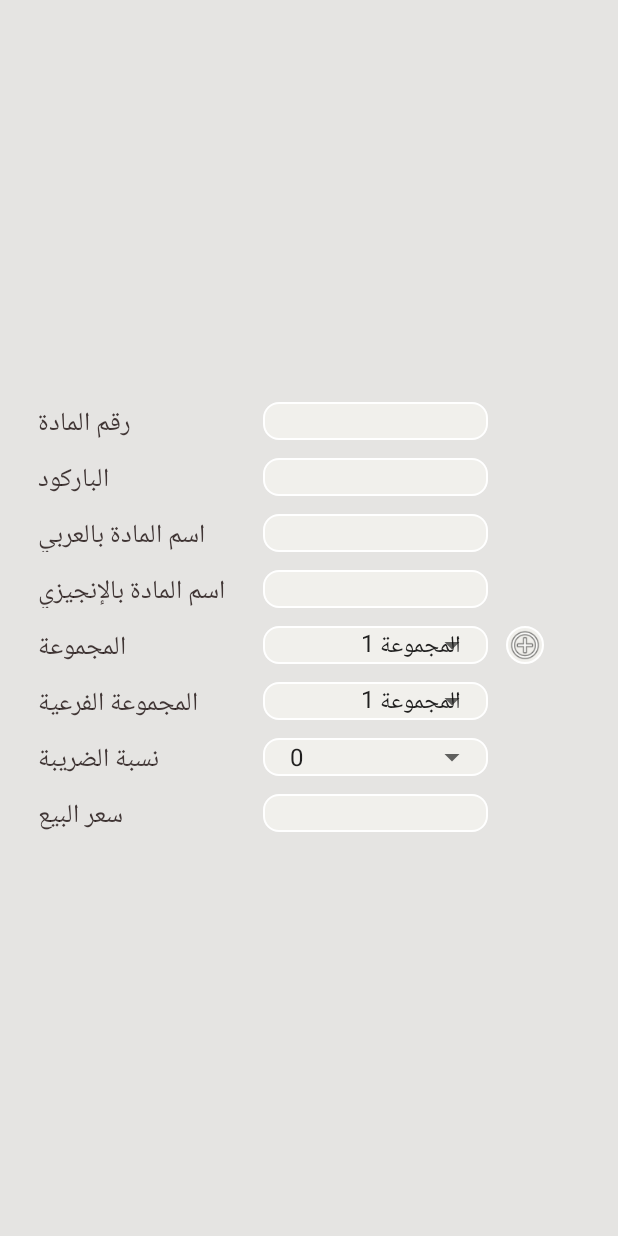
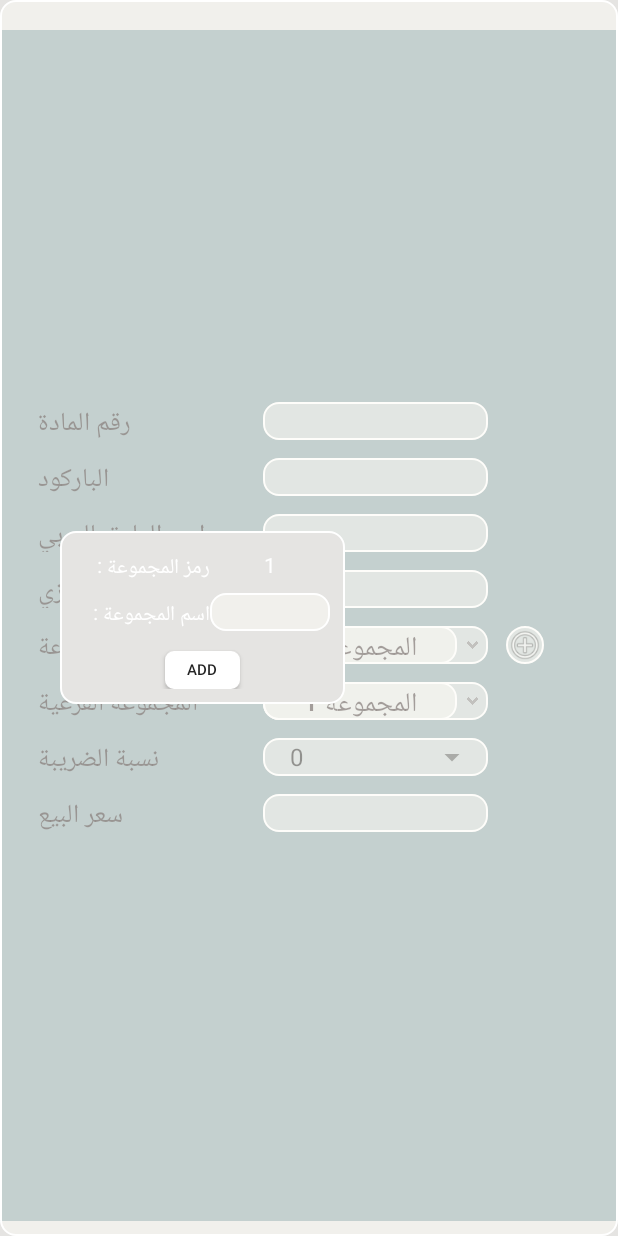
Before and after one commit to SundosAlTamimi/Mini_POS, an Android app: the ItemCard screen opened directly, with no data from a screen before it, after a tap on an icon or button, on a phone screen of 412 x 824 dp. Run offline under Robolectric (Android 15) with nearby library versions, the light colour scheme and no system bars; 6 statements that could not run were skipped; 1 other tap on this screen came first.

Commit message:
rawan (done -add item-)

```diff
--- a/app/src/main/java/com/falconssoft/minipos/ItemCard.java
+++ b/app/src/main/java/com/falconssoft/minipos/ItemCard.java
@@ -1,23 +1,37 @@
 package com.falconssoft.minipos;
 
+import android.app.AlertDialog;
+import android.content.Context;
+import android.content.DialogInterface;
+import android.graphics.Color;
 import android.os.Bundle;
+import android.util.Log;
+import android.view.Gravity;
 import android.view.View;
+import android.view.ViewGroup;
+import android.view.WindowManager;
 import android.view.animation.Animation;
 import android.view.animation.AnimationUtils;
 import android.view.animation.OvershootInterpolator;
 import android.view.animation.ScaleAnimation;
 import android.view.animation.TranslateAnimation;
+import android.widget.AdapterView;
 import android.widget.ArrayAdapter;
 import android.widget.Button;
 import android.widget.ImageView;
 import android.widget.LinearLayout;
+import android.widget.ListView;
+import android.widget.PopupWindow;
 import android.widget.RelativeLayout;
 import android.widget.Spinner;
+import android.widget.TextView;
+import android.widget.Toast;
 
 import androidx.appcompat.app.AppCompatActivity;
 
 import java.util.ArrayList;
 import java.util.List;
+import java.util.Locale;
 
 public class ItemCard extends AppCompatActivity {
 
@@ -26,11 +40,13 @@ public class ItemCard extends AppCompatActivity {
     private List<String> subCatList = new ArrayList<>();
 
     private ArrayAdapter<String> taxAdapter, catAdapter, subCatAdapter;
-    private Spinner taxSpinner, catSpinner, subCatSpinner;
+    private Spinner taxSpinner;
+    private Button catSpinner, subCatSpinner;
     private ImageView addCat, addSubCat;
     private LinearLayout linear1, linear2, catLinear, subCatLinear;
-    private RelativeLayout itemCardBack, alpha;
-
+    private RelativeLayout itemCardBack, alpha,relative;
+   Button buttonShowDropDown;
+    PopupWindow popupWindowDogs;
     DatabaseHandler DHandler;
 
     ScaleAnimation scale;
@@ -42,6 +58,7 @@ public class ItemCard extends AppCompatActivity {
         setContentView(R.layout.item_card);
 
         itemCardBack = findViewById(R.id.item_card_back);
+        relative=findViewById(R.id.relative);
         alpha = findViewById(R.id.alpha);
         taxSpinner = findViewById(R.id.type_card_tax_percent);
         catSpinner = findViewById(R.id.type_card_group);
@@ -54,6 +71,8 @@ public class ItemCard extends AppCompatActivity {
         linear2 = findViewById(R.id.linear2);
 
 
+        catLinear.setVisibility(View.INVISIBLE);
+        subCatLinear.setVisibility(View.INVISIBLE);
         DHandler = new DatabaseHandler(this);
         if (DHandler.getSettings().getIpAddress() != null)
             setThemeNo(DHandler.getSettings().getThemeNo());
@@ -72,29 +91,79 @@ public class ItemCard extends AppCompatActivity {
         catList.add("المجموعة 1");
         catList.add("المجموعة 2");
         catList.add("المجموعة 3");
-        catAdapter = new ArrayAdapter<String>(this, android.R.layout.simple_spinner_item, catList);
-        catAdapter.setDropDownViewResource(android.R.layout.simple_spinner_dropdown_item);
-        catSpinner.setAdapter(catAdapter);
+//        catAdapter =
+//        catAdapter.setDropDownViewResource(android.R.layout.simple_spinner_dropdown_item);
+//        catSpinner.setAdapter(catAdapter);
 
         subCatList.add("المجموعة 1");
         subCatList.add("المجموعة 2");
         subCatList.add("المجموعة 3");
-        subCatAdapter = new ArrayAdapter<String>(this, android.R.layout.simple_spinner_item, subCatList);
-        subCatAdapter.setDropDownViewResource(android.R.layout.simple_spinner_dropdown_item);
-        subCatSpinner.setAdapter(subCatAdapter);
+//        subCatAdapter = new ArrayAdapter<String>(this, android.R.layout.simple_spinner_item, subCatList);
+//        subCatAdapter.setDropDownViewResource(android.R.layout.simple_spinner_dropdown_item);
+//        subCatSpinner.setAdapter(subCatAdapter);
+//        buttonShowDropDown=catSpinner;
+
+        if(catList.size()!=0) {
+           catSpinner.setText("" + catList.get(0));
+        }
+        catSpinner.setOnClickListener(new View.OnClickListener() {
+            @Override
+            public void onClick(View v) {
+                buttonShowDropDown=catSpinner;
+                popupWindowDogs=popupWindowDogs(catList,buttonShowDropDown,"حذف المجموعه");
+                popupWindowDogs.showAsDropDown(v, 0, 0);
+            }
+        });
 
 
+        if(subCatList.size()!=0) {
+            subCatSpinner.setText("" + subCatList.get(0));
+        }
+        subCatSpinner.setOnClickListener(new View.OnClickListener() {
+            @Override
+            public void onClick(View v) {
+                buttonShowDropDown=subCatSpinner;
+                popupWindowDogs=popupWindowDogs(subCatList,buttonShowDropDown,"حذف المجموعه الفرعيه ");
+                popupWindowDogs.showAsDropDown(v, 0, 0);
+            }
+        });
+////
+//        subCatSpinner.setOnLongClickListener(new View.OnLongClickListener() {
+//            @Override
+//            public boolean onLongClick(View v) {
+//                Log.e("SubCat",""+catSpinner.getSelectedItemPosition());
+//
+//                return true;
+//            }
+//        });
+//
+//       subCatSpinner.setOnItemLongClickListener(new AdapterView.OnItemLongClickListener(){
+//           public boolean onItemLongClick(AdapterView<?> arg0,
+//                                          View arg1,
+//                                          int arg2,
+//                                          long arg3) {
+//              Log.e("Sub Cat",""+subCatSpinner.getSelectedItemPosition());
+//               return false;
+//           }
+//
+//       });
         addCat.setOnClickListener(new View.OnClickListener() {
             @Override
             public void onClick(View v) {
 
                 if (flag == 1) {
-                    slideRight(subCatLinear);
+//                    slideRight(subCatLinear);
+                    relative.setBackground(getResources().getDrawable(R.drawable.focused));
+                    catLinear.setVisibility(View.INVISIBLE);
+                    subCatLinear.setVisibility((View.INVISIBLE));
+                    flag=0;
+                }else {
+                    relative.setBackground(getResources().getDrawable(R.drawable.shape2));
+                    subCatLinear.setVisibility((View.INVISIBLE));
+                    catLinear.setVisibility(View.VISIBLE);
+//                slideLeft(catLinear);
+                    flag = 1;
                 }
-                subCatLinear.setVisibility((View.INVISIBLE));
-                catLinear.setVisibility(View.VISIBLE);
-                slideLeft(catLinear);
-                flag = 1;
 
             }
         });
@@ -104,12 +173,18 @@ public class ItemCard extends AppCompatActivity {
             public void onClick(View v) {
 
                 if (flag == 1) {
-                    slideRight(catLinear);
+//                    slideRight(catLinear);
+                    relative.setBackground(getResources().getDrawable(R.drawable.focused));
+                    subCatLinear.setVisibility((View.INVISIBLE));
+                    catLinear.setVisibility(View.INVISIBLE);
+                    flag=0;
+                }else {
+                    relative.setBackground(getResources().getDrawable(R.drawable.shape2));
+                    catLinear.setVisibility(View.INVISIBLE);
+                    subCatLinear.setVisibility((View.VISIBLE));
+//                slideLeft(subCatLinear);
+                    flag = 1;
                 }
-                catLinear.setVisibility(View.INVISIBLE);
-                subCatLinear.setVisibility((View.VISIBLE));
-                slideLeft(subCatLinear);
-                flag = 1;
             }
         });
 
@@ -220,4 +295,109 @@ public class ItemCard extends AppCompatActivity {
         animate.setFillAfter(true);
         view.startAnimation(animate);
     }
+
+    public PopupWindow popupWindowDogs(final List<String>list, final Button buttonShowDropDown, final String title) {
+
+        // initialize a pop up window type
+        PopupWindow popupWindow = new PopupWindow(this);
+
+        // the drop down list is a list view
+        ListView listViewDogs = new ListView(this);
+
+        // set our adapter and pass our pop up window contents
+        listViewDogs.setAdapter(dogsAdapter(list));
+
+        // set the item click listener
+        listViewDogs.setOnItemClickListener(new AdapterView.OnItemClickListener() {
+            @Override
+            public void onItemClick(AdapterView<?> parent, View v, int position, long id) {
+                Context mContext = v.getContext();
+                ItemCard mainActivity = ((ItemCard) mContext);
+
+                // add some animation when a list item was clicked
+                Animation fadeInAnimation = AnimationUtils.loadAnimation(v.getContext(), android.R.anim.fade_in);
+                fadeInAnimation.setDuration(10);
+                v.startAnimation(fadeInAnimation);
+
+                // dismiss the pop up
+                mainActivity.popupWindowDogs.dismiss();
+
+                // get the text and set it as the button text
+                String selectedItemText = ((TextView) v).getText().toString();
+                buttonShowDropDown.setText(selectedItemText);
+
+
+            }
+        });
+
+        listViewDogs.setOnItemLongClickListener(new AdapterView.OnItemLongClickListener() {
+            @Override
+            public boolean onItemLongClick(AdapterView<?> parent, View view, final int position, long id) {
+                String selectedItemTag = ((TextView) view).getTag().toString();
+                Toast.makeText(ItemCard.this, "Dog ID is: " + selectedItemTag, Toast.LENGTH_SHORT).show();
+                AlertDialog.Builder builder = new AlertDialog.Builder(ItemCard.this);
+                builder.setMessage("هل انت متأكد من حذف هذه المجموعه ؟");
+                builder.setTitle(""+title);
+                builder.setPositiveButton("حذف", new DialogInterface.OnClickListener() {
+                    @Override
+                    public void onClick(DialogInterface dialog, int which) {
+                        list.remove(position);
+                        if(list.size()!=0) {
+                            ItemCard.this.buttonShowDropDown.setText("" + list.get(0));
+                        }else{
+                            ItemCard.this.buttonShowDropDown.setText("");
+                        }
+                        dogsAdapter(list).notifyDataSetChanged();
+                    }
+                });
+                builder.show();
+                return false;
+            }
+        });
+
+        // some other visual settings
+        popupWindow.setFocusable(true);
+        popupWindow.setWidth(220);
+        popupWindow.setHeight(WindowManager.LayoutParams.WRAP_CONTENT);
+
+        // set the list view as pop up window content
+        popupWindow.setContentView(listViewDogs);
+
+        return popupWindow;
+    }
+
+    /*
+     * adapter where the list values will be set
+     */
+    private ArrayAdapter<String> dogsAdapter(final List<String> dogsArray) {
+
+        ArrayAdapter<String> adapter = new ArrayAdapter<String>(this, android.R.layout.list_content, dogsArray) {
+
+            @Override
+            public View getView(int position, View convertView, ViewGroup parent) {
+
+                // setting the ID and text for every items in the list
+//                String item = getItem(position);
+//                String[] itemArr = item.split("::");
+//                String text = itemArr[0];
+//                String id = itemArr[1];
+
+                // visual settings for the list item
+                TextView listItem = new TextView(ItemCard.this);
+                listItem.setBackground(getResources().getDrawable(R.drawable.shape6));
+                listItem.setGravity(Gravity.CENTER);
+                listItem.setText(""+dogsArray.get(position));
+                listItem.setTag(""+dogsArray.get(position));
+                listItem.setTextSize(18);
+                listItem.setPadding(10, 10, 10, 10);
+                listItem.setTextColor(getResources().getColor(R.color.black));
+
+                return listItem;
+            }
+        };
+
+        return adapter;
+    }
+
+
 }
--- a/app/src/main/java/com/falconssoft/minipos/MainActivity.java
+++ b/app/src/main/java/com/falconssoft/minipos/MainActivity.java
@@ -79,7 +79,7 @@ public class MainActivity extends AppCompatActivity {
         super.onCreate(savedInstanceState);
         setContentView(R.layout.activity_main);
 
-        DHandler = new DatabaseHandler(this);
+        DHandler = new DatabaseHandler(MainActivity.this);
         required = new EditText(MainActivity.this);
 
         init();
@@ -234,7 +234,7 @@ public class MainActivity extends AppCompatActivity {
 
         startAnimation();
 
-        if (DHandler.getSettings().getIpAddress() == null)
+        if (DHandler.getSettings() == null)
             DHandler.addSettings(new Settings("", "", 9, 0, 0));
         else {
             setThemeNo(DHandler.getSettings().getThemeNo());
--- /dev/null
+++ b/app/src/main/res/drawable/shape6.xml
@@ -0,0 +1,11 @@
+<?xml version="1.0" encoding="utf-8"?>
+<selector xmlns:android="http://schemas.android.com/apk/res/android">
+
+    <item>
+        <shape android:shape="rectangle">
+            <corners android:radius="0dp"/>
+            <solid android:color="@color/white"/>
+            <stroke android:color="@color/white" android:width="1dp"/>
+        </shape>
+    </item>
+</selector>
--- a/app/src/main/res/layout-sw480dp/item_card.xml
+++ b/app/src/main/res/layout-sw480dp/item_card.xml
@@ -1,5 +1,6 @@
 <RelativeLayout xmlns:android="http://schemas.android.com/apk/res/android"
     xmlns:app="http://schemas.android.com/apk/res-auto"
+    xmlns:tools="http://schemas.android.com/tools"
     android:id="@+id/item_card_back"
     android:layout_width="match_parent"
     android:layout_height="match_parent"
@@ -170,13 +171,23 @@
                 android:layout_marginVertical="6dp"
                 android:background="@drawable/shape2">
 
-                <Spinner
+                <Button
                     android:id="@+id/type_card_group"
-                    android:layout_width="220dp"
+                    android:layout_width="200dp"
                     android:layout_height="match_parent"
+                    android:background="@drawable/shape2"
                     android:paddingHorizontal="10dp"
                     android:textColor="@color/black"
                     android:textSize="18sp" />
+
+                <ImageButton
+                    android:id="@+id/imageButton"
+                    android:layout_width="20dp"
+                    android:layout_height="20dp"
+                    android:layout_gravity="center"
+                    android:layout_weight="1"
+                    android:background="@drawable/arrowdoown"
+                    android:padding="20dp" />
             </LinearLayout>
 
             <LinearLayout
@@ -185,13 +196,22 @@
                 android:layout_marginVertical="6dp"
                 android:background="@drawable/shape2">
 
-                <Spinner
+                <Button
                     android:id="@+id/type_card_branch_group"
-                    android:layout_width="220dp"
+                    android:layout_width="200dp"
                     android:layout_height="match_parent"
                     android:paddingHorizontal="10dp"
+                    android:background="@drawable/shape2"
                     android:textColor="@color/black"
                     android:textSize="18sp" />
+                <ImageButton
+                    android:id="@+id/imageButton2"
+                    android:layout_width="20dp"
+                    android:layout_height="20dp"
+                    android:layout_gravity="center"
+                    android:layout_weight="1"
+                    android:background="@drawable/arrowdoown"
+                    android:padding="20dp" />
 
             </LinearLayout>
 
@@ -256,21 +276,35 @@
 
         </LinearLayout>
 
+
+    </LinearLayout>
+
     <RelativeLayout
-            android:layout_width="300dp"
+        android:id="@+id/relative"
+        android:layout_width="match_parent"
         android:layout_height="match_parent"
-            android:layout_margin="10dp"
-            android:orientation="vertical">
+        android:gravity="center|left"
+        android:orientation="vertical"
+        android:padding="40dp">
 
         <LinearLayout
             android:id="@+id/catLinear"
             android:layout_width="wrap_content"
             android:layout_height="wrap_content"
-                android:layout_marginTop="245dp"
+            android:layout_marginBottom="50dp"
             android:background="@drawable/shape4"
             android:orientation="vertical"
             android:padding="15sp"
-                android:visibility="invisible">
+            tools:visibility="invisible">
+
+            <TextView
+                android:id="@+id/textView3"
+                android:layout_width="match_parent"
+                android:layout_height="wrap_content"
+                android:text="اضافة مجموعه "
+                android:textAlignment="center"
+                android:textColor="@color/white"
+                android:textStyle="bold" />
 
             <LinearLayout
                 android:layout_width="wrap_content"
@@ -336,11 +370,19 @@
             android:id="@+id/subCatLinear"
             android:layout_width="wrap_content"
             android:layout_height="wrap_content"
-                android:layout_marginTop="300dp"
             android:background="@drawable/shape4"
             android:orientation="vertical"
             android:padding="15sp"
-                android:visibility="invisible">
+            tools:visibility="invisible">
+
+            <TextView
+                android:id="@+id/textView4"
+                android:layout_width="match_parent"
+                android:layout_height="wrap_content"
+                android:text="اضافة مجموعه فرعيه  "
+                android:textAlignment="center"
+                android:textColor="@color/white"
+                android:textStyle="bold" />
 
             <LinearLayout
                 android:layout_width="wrap_content"
@@ -405,7 +447,5 @@
     </RelativeLayout>
 
 
-    </LinearLayout>
-
 
 </RelativeLayout>
--- a/app/src/main/res/layout/item_card.xml
+++ b/app/src/main/res/layout/item_card.xml
@@ -158,35 +158,56 @@
                 android:textSize="16sp" />
 
 
-
             <LinearLayout
                 android:layout_width="match_parent"
                 android:layout_height="25dp"
                 android:layout_marginVertical="6dp"
                 android:background="@drawable/shape2">
 
-                <Spinner
+                <Button
                     android:id="@+id/type_card_group"
                     android:layout_width="match_parent"
                     android:layout_height="match_parent"
+                    android:layout_weight="1"
+                    android:background="@drawable/shape2"
                     android:paddingHorizontal="10dp"
                     android:textColor="@color/black"
-                    android:textSize="16sp" />
+                    android:textSize="18sp" />
+
+                <ImageButton
+                    android:id="@+id/imageButton"
+                    android:layout_width="10dp"
+                    android:layout_height="10dp"
+                    android:layout_gravity="center"
+                    android:layout_margin="5dp"
+                    android:background="@drawable/arrowdoown"
+                    android:padding="20dp" />
             </LinearLayout>
 
             <LinearLayout
                 android:layout_width="match_parent"
                 android:layout_height="25dp"
                 android:layout_marginVertical="6dp"
-                android:background="@drawable/shape2">
+                android:background="@drawable/shape2"
+                android:orientation="horizontal">
 
-                <Spinner
+                <Button
                     android:id="@+id/type_card_branch_group"
                     android:layout_width="match_parent"
                     android:layout_height="match_parent"
                     android:paddingHorizontal="10dp"
+                    android:background="@drawable/shape2"
                     android:textColor="@color/black"
-                    android:textSize="16sp" />
+                    android:layout_weight="1"
+                    android:textSize="18sp" />
+                <ImageButton
+                    android:id="@+id/imageButton2"
+                    android:layout_width="10dp"
+                    android:layout_height="10dp"
+                    android:layout_margin="5dp"
+                    android:layout_gravity="center"
+                    android:background="@drawable/arrowdoown"
+                    android:padding="20dp" />
 
             </LinearLayout>
 
@@ -250,21 +271,25 @@
 
         </LinearLayout>
 
+
+    </LinearLayout>
+
     <RelativeLayout
-            android:layout_width="wrap_content"
+        android:id="@+id/relative"
+        android:layout_width="match_parent"
         android:layout_height="match_parent"
-            android:layout_margin="10dp"
-            android:orientation="vertical">
+        android:gravity="center|left"
+        android:orientation="vertical"
+        android:padding="40dp">
 
         <LinearLayout
             android:id="@+id/catLinear"
             android:layout_width="wrap_content"
             android:layout_height="wrap_content"
-                android:layout_marginTop="170dp"
             android:background="@drawable/shape4"
+            android:orientation="vertical"
             android:padding="10sp"
-                android:visibility="invisible"
-                android:orientation="vertical">
+            android:visibility="invisible">
 
             <LinearLayout
                 android:layout_width="wrap_content"
@@ -282,8 +307,8 @@
                 <TextView
                     android:layout_width="80dp"
                     android:layout_height="25dp"
+                    android:gravity="center"
                     android:text="1"
-                        android:gravity="center"
                     android:textColor="@color/white"
                     android:textSize="14sp" />
 
@@ -316,11 +341,11 @@
             <Button
                 android:layout_width="50dp"
                 android:layout_height="25dp"
+                android:layout_gravity="center"
+                android:layout_marginTop="7dp"
                 android:background="@drawable/shape5"
                 android:text="add"
-                    android:layout_gravity="center"
-                    android:textSize="10dp"
-                    android:layout_marginTop="7dp"/>
+                android:textSize="10dp" />
 
         </LinearLayout>
 
@@ -328,11 +353,10 @@
             android:id="@+id/subCatLinear"
             android:layout_width="wrap_content"
             android:layout_height="wrap_content"
-                android:layout_marginTop="200dp"
             android:background="@drawable/shape4"
-                android:visibility="visible"
+            android:orientation="vertical"
             android:padding="10sp"
-                android:orientation="vertical">
+            android:visibility="visible">
 
             <LinearLayout
                 android:layout_width="wrap_content"
@@ -350,8 +374,8 @@
                 <TextView
                     android:layout_width="80dp"
                     android:layout_height="25dp"
+                    android:gravity="center"
                     android:text="1"
-                        android:gravity="center"
                     android:textColor="@color/white"
                     android:textSize="14sp" />
 
@@ -385,18 +409,15 @@
             <Button
                 android:layout_width="50dp"
                 android:layout_height="25dp"
+                android:layout_gravity="center"
+                android:layout_marginTop="7dp"
                 android:background="@drawable/shape5"
                 android:text="add"
-                    android:layout_gravity="center"
-                    android:textSize="10dp"
-                    android:layout_marginTop="7dp"/>
+                android:textSize="10dp" />
 
         </LinearLayout>
 
     </RelativeLayout>
 
 
-    </LinearLayout>
-
-
 </RelativeLayout>
--- a/build.gradle
+++ b/build.gradle
@@ -7,7 +7,7 @@ buildscript {
 
     }
     dependencies {
-        classpath 'com.android.tools.build:gradle:3.5.1'
+        classpath 'com.android.tools.build:gradle:3.4.2'
 
         // NOTE: Do not place your application dependencies here; they belong
         // in the individual module build.gradle files
```
Also changed, not shown: app/src/main/res/drawable/arrowdoown.png (added). Lines whose indentation alone changed are shown as unchanged.
